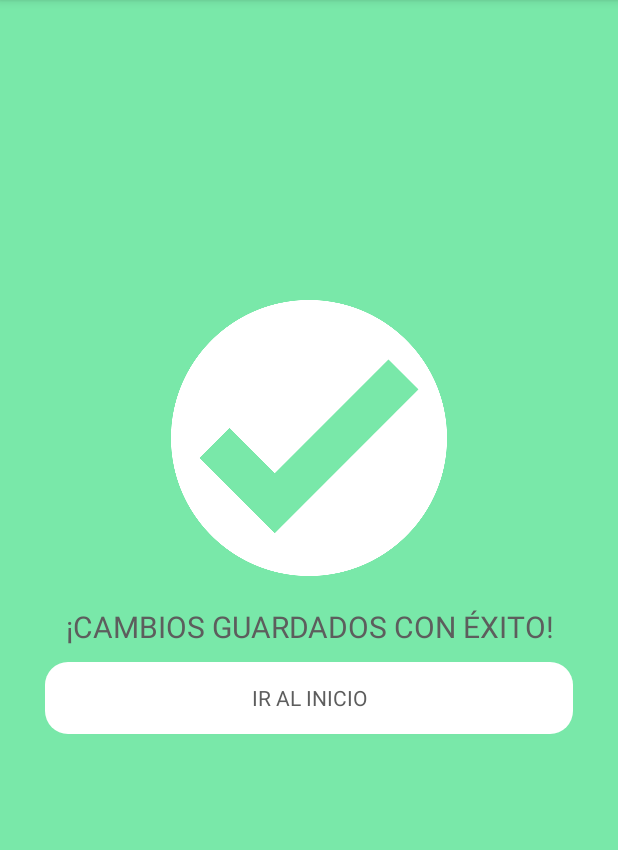
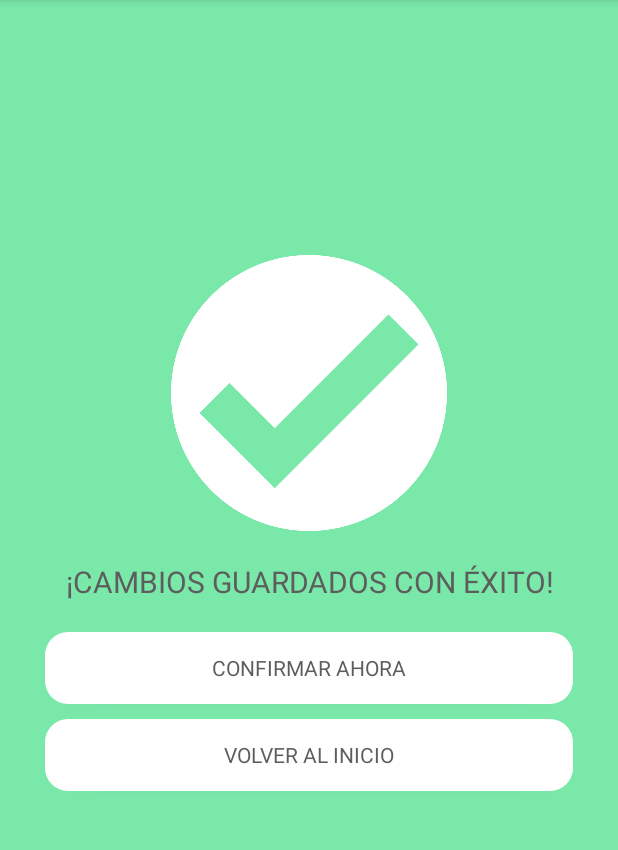
Before and after one commit to JulianRivas17/newstyledecorations, an Android app: the SuccesEditActivity screen opened directly, with no data from a screen before it, on a phone screen of 412 x 824 dp, the part 84-934 px from its top. Run offline under Robolectric (Android 15) with nearby library versions, the phone set to English and light mode, and no system bars.

Commit message:
Añadi boton de confirmar evento luego de editar

```diff
--- a/app/src/main/res/layout/successful_edit.xml
+++ b/app/src/main/res/layout/successful_edit.xml
@@ -13,7 +13,7 @@
 
         <Space
             android:layout_width="match_parent"
-            android:layout_height="170dp" />
+            android:layout_height="140dp" />
 
         <ImageView
             android:id="@+id/imageView"
@@ -32,13 +32,25 @@
             android:textAlignment="center"
             android:textColor="#5D5D5D"
             android:textSize="20sp" />
+        <Button
+            android:id="@+id/btn_confirm_event"
+            android:layout_width="match_parent"
+            android:layout_height="wrap_content"
+            android:layout_marginTop="10sp"
+            android:layout_marginBottom="10dp"
+            android:background="@drawable/rounded_button_white"
+            android:text="CONFIRMAR AHORA"
+            android:textAppearance="@style/TextAppearance.AppCompat.Body1"
+            android:textColor="#5D5D5D"
+            android:textSize="14sp"
+            android:typeface="normal" />
 
         <Button
             android:id="@+id/id_redirect_home"
             android:layout_width="match_parent"
             android:layout_height="wrap_content"
             android:background="@drawable/rounded_button_white"
-            android:text="IR AL INICIO"
+            android:text="VOLVER AL INICIO"
             android:textAppearance="@style/TextAppearance.AppCompat.Body1"
             android:textColor="#5D5D5D"
             android:textSize="14sp"
```
